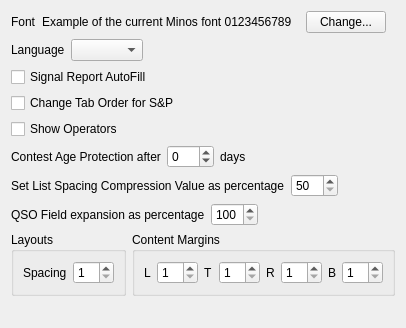
Old version of the form mqt/MqtLogger/DisplayOptions.ui in the repository Rsclub22/Minos2-Mirror.
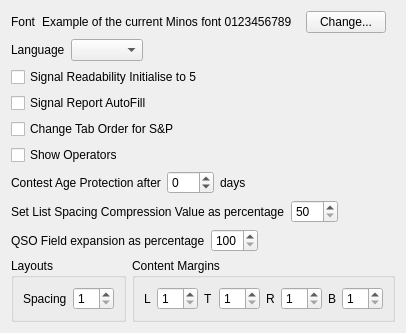
New version of the form.

Commit message: Add option for readability 5 to not be auto filled

The edit to the form file:
```diff
--- a/mqt/MqtLogger/DisplayOptions.ui
+++ b/mqt/MqtLogger/DisplayOptions.ui
@@ -104,6 +104,13 @@
     <layout class="QHBoxLayout" name="horizontalLayout_6">
      <item>
       <layout class="QVBoxLayout" name="verticalLayout_3">
+       <item>
+        <widget class="QCheckBox" name="ReadabilityAutofillcb">
+         <property name="text">
+          <string>Signal Readability Initialise to 5</string>
+         </property>
+        </widget>
+       </item>
        <item>
         <widget class="QCheckBox" name="ReportAutofillcb">
          <property name="text">
```
The commit also changes 14 other files.
